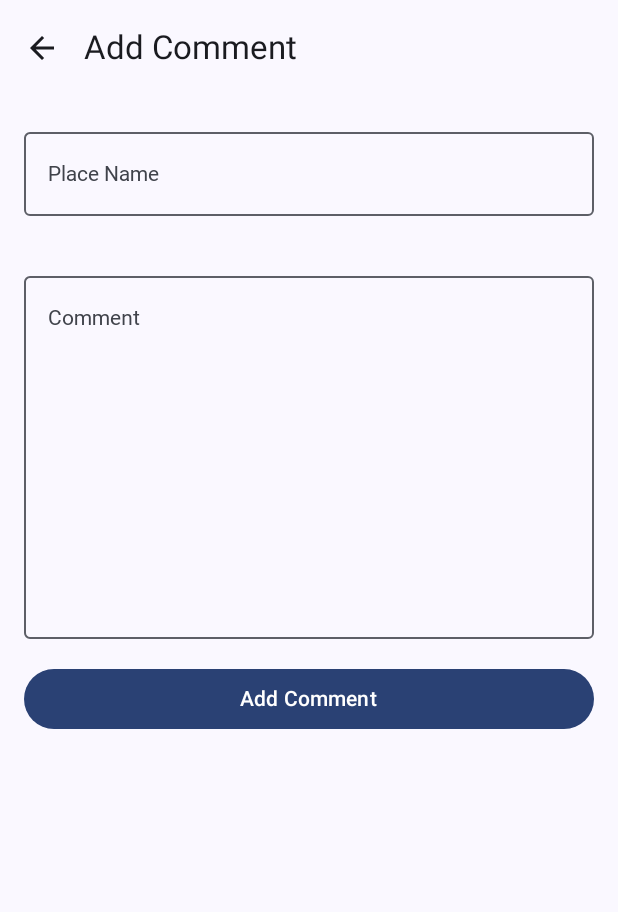
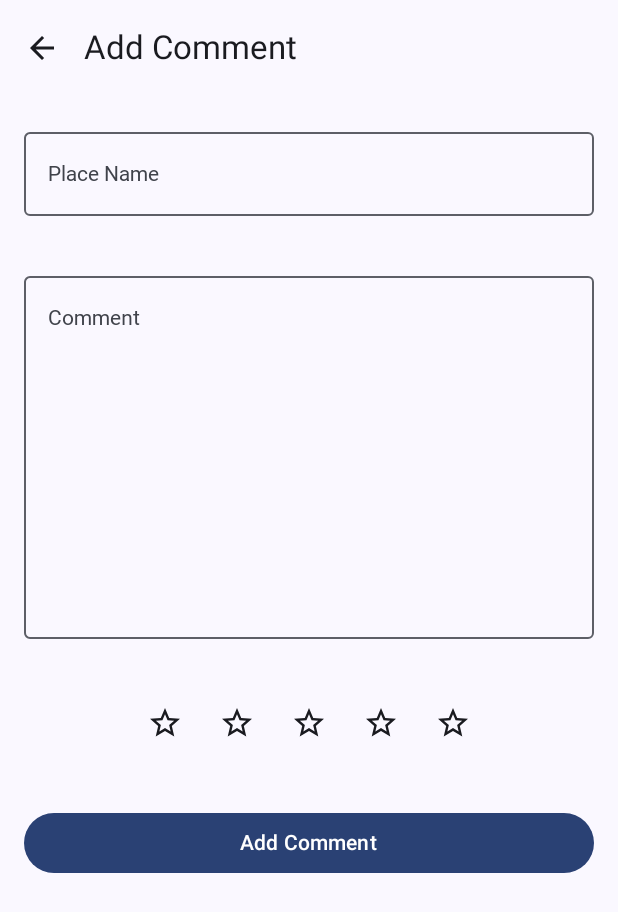
Before and after one commit to yummy10/Wander, an Android app built with Jetpack Compose: the AddComment screen opened through its navigation route, on a phone screen of 412 x 824 dp. Shown: the top 912 px of the screen. Run offline under Robolectric (Android 15) with nearby library versions, the phone set to English and light mode, and no system bars; libraries missing offline, so code that uses them is left out: com.jakewharton.retrofit2; Roboto replaces fonts that are not available here; 1 statement that could not run was skipped.

```diff
--- a/app/src/main/java/com/example/wander/model/Comment.kt
+++ b/app/src/main/java/com/example/wander/model/Comment.kt
@@ -9,4 +9,5 @@ data class Comment(
     val placeName: String,
     val text: String,
     val mLike: Int,
+    val star: Int,
 )
--- a/app/src/main/java/com/example/wander/ui/screens/AddComment.kt
+++ b/app/src/main/java/com/example/wander/ui/screens/AddComment.kt
@@ -3,9 +3,11 @@ package com.example.wander.ui.screens
 import android.annotation.SuppressLint
 import androidx.compose.foundation.layout.Arrangement
 import androidx.compose.foundation.layout.Column
+import androidx.compose.foundation.layout.Row
 import androidx.compose.foundation.layout.fillMaxWidth
 import androidx.compose.foundation.layout.height
 import androidx.compose.foundation.layout.padding
+import androidx.compose.foundation.layout.size
 import androidx.compose.material.icons.Icons
 import androidx.compose.material.icons.filled.ArrowBack
 import androidx.compose.material3.AlertDialog
@@ -13,6 +15,7 @@ import androidx.compose.material3.Button
 import androidx.compose.material3.ExperimentalMaterial3Api
 import androidx.compose.material3.Icon
 import androidx.compose.material3.IconButton
+import androidx.compose.material3.MaterialTheme
 import androidx.compose.material3.OutlinedTextField
 import androidx.compose.material3.Scaffold
 import androidx.compose.material3.Text
@@ -21,11 +24,13 @@ import androidx.compose.material3.TopAppBar
 import androidx.compose.runtime.Composable
 import androidx.compose.runtime.collectAsState
 import androidx.compose.runtime.getValue
+import androidx.compose.runtime.mutableIntStateOf
 import androidx.compose.runtime.mutableStateOf
 import androidx.compose.runtime.remember
 import androidx.compose.runtime.setValue
 import androidx.compose.ui.Modifier
 import androidx.compose.ui.res.dimensionResource
+import androidx.compose.ui.res.painterResource
 import androidx.compose.ui.res.stringResource
 import androidx.compose.ui.unit.dp
 import com.example.wander.R
@@ -38,9 +43,11 @@ import com.example.wander.ui.WViewModel
 fun AddComment(onBackPressed: () -> Unit,
                wViewModel: WViewModel,
                modifier: Modifier = Modifier
-) { val uiState by wViewModel.uiState.collectAsState()
+) {
+    val uiState by wViewModel.uiState.collectAsState()
     var placeName by remember { mutableStateOf("") }
     var text by remember { mutableStateOf("") }
+    var rating by remember { mutableStateOf(0) }
     if (uiState.showSuccessDialog) {
         AlertDialog(
             onDismissRequest = { wViewModel.dismissSuccessDialog() },
@@ -102,14 +109,36 @@ fun AddComment(onBackPressed: () -> Unit,
                 maxLines = Int.MAX_VALUE,
                 singleLine = false
             )
+            Row(
+                modifier = Modifier
+                    .fillMaxWidth()
+                    .padding(vertical = 16.dp),
+                horizontalArrangement = Arrangement.Center
+            ) {
+                repeat(5) { index ->
+                    IconButton(
+                        onClick = { rating = index + 1 }, // 点击设置评分
+                        modifier = Modifier.size(48.dp)
+                    ) {
+                        Icon(
+                            painter = painterResource(
+                                id = if (index < rating) R.drawable.ic_star_filled else R.drawable.ic_star_outline
+                            ),
+                            contentDescription = null,
+                            tint = MaterialTheme.colors.primary
+                        )
+                    }
+                }
+            }
             Button(
                 onClick = {
                     val newComment = Comment(
-                        messageID= 0,
-                        userName="",
-                        placeName=placeName,
-                        text=text,
-                        mLike=0
+                        messageID = 0,
+                        userName = "",
+                        placeName = placeName,
+                        text = text,
+                        mLike = 0,
+                        star = star
                     )
                     if(placeName!="") {
                         wViewModel.addComment(newComment)
--- /dev/null
+++ b/app/src/main/res/drawable/ic_star_filled.xml
@@ -0,0 +1,5 @@
+<vector xmlns:android="http://schemas.android.com/apk/res/android" android:autoMirrored="true" android:height="24dp" android:tint="#423C3C" android:viewportHeight="24" android:viewportWidth="24" android:width="24dp">
+
+    <path android:fillColor="@android:color/white" android:pathData="M12,17.27L18.18,21l-1.64,-7.03L22,9.24l-7.19,-0.61L12,2 9.19,8.63 2,9.24l5.46,4.73L5.82,21z"/>
+
+</vector>
--- /dev/null
+++ b/app/src/main/res/drawable/ic_star_outline.xml
@@ -0,0 +1,5 @@
+<vector xmlns:android="http://schemas.android.com/apk/res/android" android:autoMirrored="true" android:height="24dp" android:tint="#423C3C" android:viewportHeight="24" android:viewportWidth="24" android:width="24dp">
+
+    <path android:fillColor="@android:color/white" android:pathData="M22,9.24l-7.19,-0.62L12,2 9.19,8.63 2,9.24l5.46,4.73L5.82,21 12,17.27 18.18,21l-1.63,-7.03L22,9.24zM12,15.4l-3.76,2.27 1,-4.28 -3.32,-2.88 4.38,-0.38L12,6.1l1.71,4.04 4.38,0.38 -3.32,2.88 1,4.28L12,15.4z"/>
+
+</vector>
```
